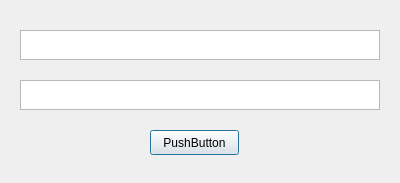
Old version of the form updated_code_2/PPWProj/putdialog.ui in the repository atdh/individual_project_db_3010.
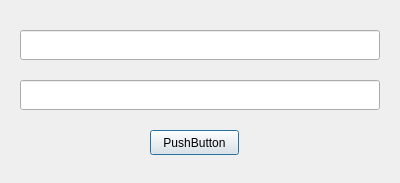
New version of the form.

What changed in the file:
```diff
--- a/updated_code_2/PPWProj/putdialog.ui
+++ b/updated_code_2/PPWProj/putdialog.ui
@@ -13,26 +13,6 @@
   <property name="windowTitle">
    <string>PutDialog</string>
   </property>
-  <widget class="QTextEdit" name="textEdit">
-   <property name="geometry">
-    <rect>
-     <x>20</x>
-     <y>30</y>
-     <width>360</width>
-     <height>30</height>
-    </rect>
-   </property>
-  </widget>
-  <widget class="QTextEdit" name="textEdit_2">
-   <property name="geometry">
-    <rect>
-     <x>20</x>
-     <y>80</y>
-     <width>360</width>
-     <height>30</height>
-    </rect>
-   </property>
-  </widget>
   <widget class="QPushButton" name="pushButton">
    <property name="geometry">
     <rect>
@@ -46,6 +26,26 @@
     <string>PushButton</string>
    </property>
   </widget>
+  <widget class="QLineEdit" name="lineEdit">
+   <property name="geometry">
+    <rect>
+     <x>20</x>
+     <y>30</y>
+     <width>360</width>
+     <height>30</height>
+    </rect>
+   </property>
+  </widget>
+  <widget class="QLineEdit" name="lineEdit_2">
+   <property name="geometry">
+    <rect>
+     <x>20</x>
+     <y>80</y>
+     <width>360</width>
+     <height>30</height>
+    </rect>
+   </property>
+  </widget>
  </widget>
  <resources/>
  <connections>
```
